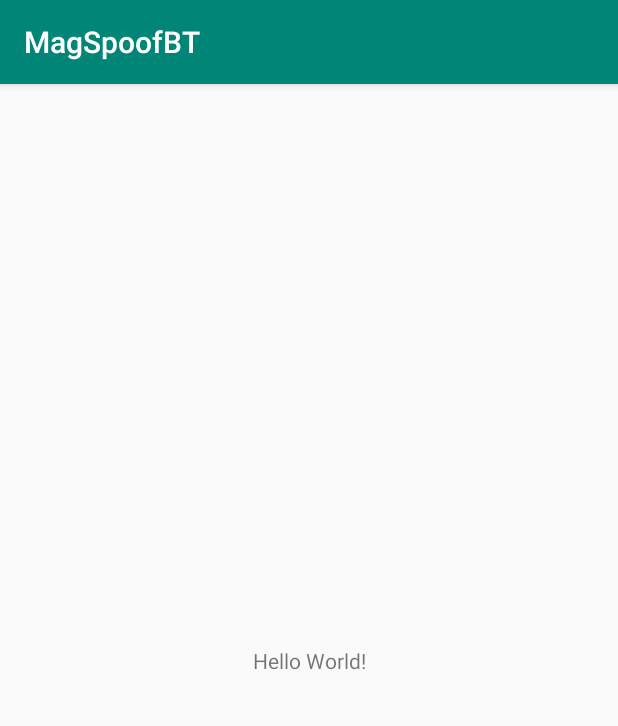
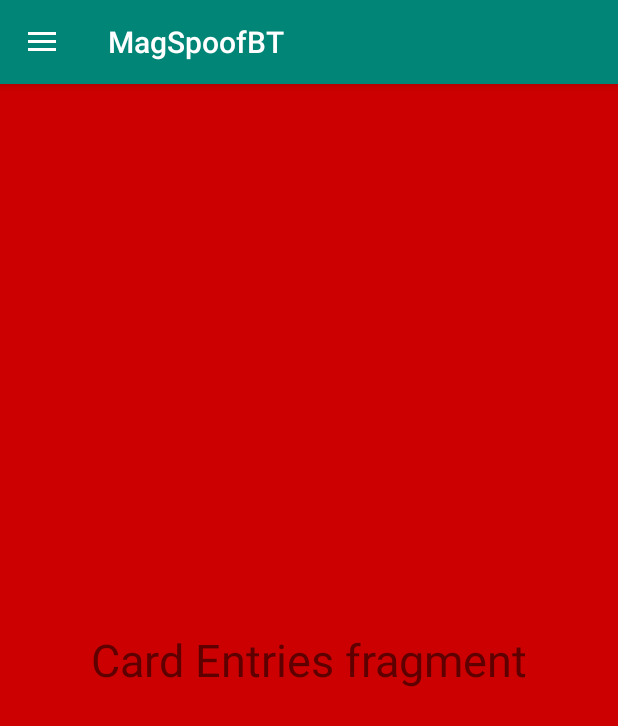
Before and after one commit to jtcressy/magspoof-bt-edition, an Android app: the screen it shows after launch (MainActivity), on a phone screen of 412 x 824 dp. Shown: the top 726 px of the screen. Run offline under Robolectric (Android 15) with nearby library versions, the phone set to English and light mode, and no system bars.

Commit message:
Implement navigation drawer and fragments for each section

```diff
--- a/androidapp/app/build.gradle
+++ b/androidapp/app/build.gradle
@@ -21,6 +21,7 @@ android {
 dependencies {
     implementation fileTree(dir: 'libs', include: ['*.jar'])
     implementation 'com.android.support:appcompat-v7:28.0.0'
+    implementation 'com.android.support:design:28.0.0'
     implementation 'com.android.support.constraint:constraint-layout:1.1.3'
     testImplementation 'junit:junit:4.12'
     androidTestImplementation 'com.android.support.test:runner:1.0.2'
--- a/androidapp/app/src/main/AndroidManifest.xml
+++ b/androidapp/app/src/main/AndroidManifest.xml
@@ -9,7 +9,8 @@
         android:roundIcon="@mipmap/ic_launcher_round"
         android:supportsRtl="true"
         android:theme="@style/AppTheme">
-        <activity android:name=".MainActivity">
+        <activity android:name=".MainActivity"
+            android:theme="@style/AppTheme.NoActionBar">
             <intent-filter>
                 <action android:name="android.intent.action.MAIN" />
 
--- /dev/null
+++ b/androidapp/app/src/main/java/com/github/jtcressy/magspoofbt/CardEntriesFragment.java
@@ -0,0 +1,18 @@
+package com.github.jtcressy.magspoofbt;
+
+import android.os.Bundle;
+import android.support.annotation.NonNull;
+import android.support.annotation.Nullable;
+import android.support.v4.app.Fragment;
+import android.view.LayoutInflater;
+import android.view.View;
+import android.view.ViewGroup;
+
+public class CardEntriesFragment extends Fragment {
+
+    @Nullable
+    @Override
+    public View onCreateView(@NonNull LayoutInflater inflater, @Nullable ViewGroup container, @Nullable Bundle savedInstanceState) {
+        return inflater.inflate(R.layout.fragment_card_entries, container, false);
+    }
+}
--- a/androidapp/app/src/main/java/com/github/jtcressy/magspoofbt/MainActivity.java
+++ b/androidapp/app/src/main/java/com/github/jtcressy/magspoofbt/MainActivity.java
@@ -1,13 +1,72 @@
 package com.github.jtcressy.magspoofbt;
 
+import android.support.annotation.NonNull;
+import android.support.design.widget.NavigationView;
+import android.support.v4.view.GravityCompat;
+import android.support.v4.widget.DrawerLayout;
+import android.support.v7.app.ActionBarDrawerToggle;
 import android.support.v7.app.AppCompatActivity;
 import android.os.Bundle;
+import android.support.v7.widget.Toolbar;
+import android.view.MenuItem;
+import android.widget.Toast;
 
-public class MainActivity extends AppCompatActivity {
+public class MainActivity extends AppCompatActivity implements NavigationView.OnNavigationItemSelectedListener {
+    private DrawerLayout drawer;
 
     @Override
     protected void onCreate(Bundle savedInstanceState) {
         super.onCreate(savedInstanceState);
         setContentView(R.layout.activity_main);
+
+        Toolbar toolbar = findViewById(R.id.toolbar);
+        setSupportActionBar(toolbar);
+
+        drawer = findViewById(R.id.drawer_layout);
+        NavigationView navigationView = findViewById(R.id.nav_view);
+        navigationView.setNavigationItemSelectedListener(this);
+
+        ActionBarDrawerToggle toggle = new ActionBarDrawerToggle(this, drawer, toolbar,
+                R.string.navigation_drawer_open, R.string.navigation_drawer_close);
+        drawer.addDrawerListener(toggle);
+        toggle.syncState();
+
+        if (savedInstanceState == null) {
+            getSupportFragmentManager().beginTransaction().replace(R.id.fragment_container,
+                    new CardEntriesFragment()).commit();
+            navigationView.setCheckedItem(R.id.nav_card_entries);
+        }
+    }
+
+    @Override
+    public boolean onNavigationItemSelected(@NonNull MenuItem menuItem) {
+        switch (menuItem.getItemId()) {
+            case R.id.nav_card_entries:
+                getSupportFragmentManager().beginTransaction().replace(R.id.fragment_container,
+                        new CardEntriesFragment()).commit();
+                break;
+            case R.id.nav_device_connection:
+                getSupportFragmentManager().beginTransaction().replace(R.id.fragment_container,
+                        new DeviceConnectionFragment()).commit();
+                break;
+            case R.id.nav_tools:
+                getSupportFragmentManager().beginTransaction().replace(R.id.fragment_container,
+                        new ToolsFragment()).commit();
+                break;
+            case R.id.nav_led_test:
+                Toast.makeText(this, "Testing LED on device", Toast.LENGTH_SHORT).show();
+                break;
+        }
+        drawer.closeDrawer(GravityCompat.START);
+        return true;
+    }
+
+    @Override
+    public void onBackPressed() {
+        if (drawer.isDrawerOpen(GravityCompat.START)) {
+            drawer.closeDrawer(GravityCompat.START);
+        } else {
+            super.onBackPressed();
+        }
     }
 }
--- /dev/null
+++ b/androidapp/app/src/main/res/drawable/ic_card_entries.xml
@@ -0,0 +1,9 @@
+<vector xmlns:android="http://schemas.android.com/apk/res/android"
+        android:width="24dp"
+        android:height="24dp"
+        android:viewportWidth="24.0"
+        android:viewportHeight="24.0">
+    <path
+        android:fillColor="#FF000000"
+        android:pathData="M20,4L4,4c-1.11,0 -1.99,0.89 -1.99,2L2,18c0,1.11 0.89,2 2,2h16c1.11,0 2,-0.89 2,-2L22,6c0,-1.11 -0.89,-2 -2,-2zM20,18L4,18v-6h16v6zM20,8L4,8L4,6h16v2z"/>
+</vector>
--- /dev/null
+++ b/androidapp/app/src/main/res/drawable/ic_device_connection.xml
@@ -0,0 +1,9 @@
+<vector xmlns:android="http://schemas.android.com/apk/res/android"
+        android:width="24dp"
+        android:height="24dp"
+        android:viewportWidth="24.0"
+        android:viewportHeight="24.0">
+    <path
+        android:fillColor="#FF000000"
+        android:pathData="M22,9L22,7h-2L20,5c0,-1.1 -0.9,-2 -2,-2L4,3c-1.1,0 -2,0.9 -2,2v14c0,1.1 0.9,2 2,2h14c1.1,0 2,-0.9 2,-2v-2h2v-2h-2v-2h2v-2h-2L20,9h2zM18,19L4,19L4,5h14v14zM6,13h5v4L6,17zM12,7h4v3h-4zM6,7h5v5L6,12zM12,11h4v6h-4z"/>
+</vector>
--- /dev/null
+++ b/androidapp/app/src/main/res/drawable/ic_led_test.xml
@@ -0,0 +1,9 @@
+<vector xmlns:android="http://schemas.android.com/apk/res/android"
+        android:width="24dp"
+        android:height="24dp"
+        android:viewportWidth="24.0"
+        android:viewportHeight="24.0">
+    <path
+        android:fillColor="#FF000000"
+        android:pathData="M9,21c0,0.55 0.45,1 1,1h4c0.55,0 1,-0.45 1,-1v-1L9,20v1zM12,2C8.14,2 5,5.14 5,9c0,2.38 1.19,4.47 3,5.74L8,17c0,0.55 0.45,1 1,1h6c0.55,0 1,-0.45 1,-1v-2.26c1.81,-1.27 3,-3.36 3,-5.74 0,-3.86 -3.14,-7 -7,-7zM14.85,13.1l-0.85,0.6L14,16h-4v-2.3l-0.85,-0.6C7.8,12.16 7,10.63 7,9c0,-2.76 2.24,-5 5,-5s5,2.24 5,5c0,1.63 -0.8,3.16 -2.15,4.1z"/>
+</vector>
--- /dev/null
+++ b/androidapp/app/src/main/res/drawable/ic_tools.xml
@@ -0,0 +1,9 @@
+<vector xmlns:android="http://schemas.android.com/apk/res/android"
+        android:width="24dp"
+        android:height="24dp"
+        android:viewportWidth="24.0"
+        android:viewportHeight="24.0">
+    <path
+        android:fillColor="#FF000000"
+        android:pathData="M22.7,19l-9.1,-9.1c0.9,-2.3 0.4,-5 -1.5,-6.9 -2,-2 -5,-2.4 -7.4,-1.3L9,6 6,9 1.6,4.7C0.4,7.1 0.9,10.1 2.9,12.1c1.9,1.9 4.6,2.4 6.9,1.5l9.1,9.1c0.4,0.4 1,0.4 1.4,0l2.3,-2.3c0.5,-0.4 0.5,-1.1 0.1,-1.4z"/>
+</vector>
--- a/androidapp/app/src/main/res/layout/activity_main.xml
+++ b/androidapp/app/src/main/res/layout/activity_main.xml
@@ -1,18 +1,42 @@
 <?xml version="1.0" encoding="utf-8"?>
-<android.support.constraint.ConstraintLayout xmlns:android="http://schemas.android.com/apk/res/android"
+<android.support.v4.widget.DrawerLayout xmlns:android="http://schemas.android.com/apk/res/android"
     xmlns:app="http://schemas.android.com/apk/res-auto"
     xmlns:tools="http://schemas.android.com/tools"
+    android:id="@+id/drawer_layout"
     android:layout_width="match_parent"
     android:layout_height="match_parent"
-    tools:context=".MainActivity">
+    android:fitsSystemWindows="true"
+    tools:context=".MainActivity"
+    tools:openDrawer="start">
 
-    <TextView
+    <LinearLayout
+        android:layout_width="match_parent"
+        android:layout_height="match_parent"
+        android:orientation="vertical">
+
+        <android.support.v7.widget.Toolbar
+            android:id="@+id/toolbar"
+            android:layout_width="match_parent"
+            android:layout_height="?attr/actionBarSize"
+            android:background="@color/colorPrimary"
+            android:elevation="4dp"
+            android:theme="@style/ThemeOverlay.AppCompat.Dark.ActionBar"
+            app:popupTheme="@style/ThemeOverlay.AppCompat.Light" />
+
+        <FrameLayout
+            android:id="@+id/fragment_container"
+            android:layout_width="match_parent"
+            android:layout_height="match_parent" />
+
+    </LinearLayout>
+
+    <android.support.design.widget.NavigationView
+        android:id="@+id/nav_view"
         android:layout_width="wrap_content"
-        android:layout_height="wrap_content"
-        android:text="Hello World!"
-        app:layout_constraintBottom_toBottomOf="parent"
-        app:layout_constraintLeft_toLeftOf="parent"
-        app:layout_constraintRight_toRightOf="parent"
-        app:layout_constraintTop_toTopOf="parent" />
+        android:layout_height="match_parent"
+        android:layout_gravity="start"
+        app:headerLayout="@layout/nav_header"
+        app:menu="@menu/drawer_menu" />
 
-</android.support.constraint.ConstraintLayout>
+
+</android.support.v4.widget.DrawerLayout>
--- /dev/null
+++ b/androidapp/app/src/main/res/layout/fragment_card_entries.xml
@@ -0,0 +1,13 @@
+<?xml version="1.0" encoding="utf-8"?>
+<RelativeLayout xmlns:android="http://schemas.android.com/apk/res/android"
+    android:layout_width="match_parent" android:layout_height="match_parent"
+    android:background="@android:color/holo_red_dark">
+
+    <TextView
+        android:layout_width="wrap_content"
+        android:layout_height="wrap_content"
+        android:text="Card Entries fragment"
+        android:textSize="30sp"
+        android:layout_centerInParent="true"/>
+
+</RelativeLayout>
--- /dev/null
+++ b/androidapp/app/src/main/res/menu/drawer_menu.xml
@@ -0,0 +1,30 @@
+<?xml version="1.0" encoding="utf-8"?>
+<menu xmlns:android="http://schemas.android.com/apk/res/android"
+    xmlns:tools="http://schemas.android.com/tools"
+    tools:showIn="navigation_view">
+
+    <group android:checkableBehavior="single">
+        <item
+            android:id="@+id/nav_card_entries"
+            android:icon="@drawable/ic_card_entries"
+            android:title="Card Entries" />
+        <item
+            android:id="@+id/nav_device_connection"
+            android:icon="@drawable/ic_device_connection"
+            android:title="Device Connection" />
+        <item
+            android:id="@+id/nav_tools"
+            android:icon="@drawable/ic_tools"
+            android:title="Tools" />
+    </group>
+
+    <item android:title="Actions">
+        <menu>
+            <item
+                android:id="@+id/nav_led_test"
+                android:icon="@drawable/ic_led_test"
+                android:title="LED Test" />
+        </menu>
+    </item>
+
+</menu>
--- /dev/null
+++ b/androidapp/app/src/main/res/values-v21/styles.xml
@@ -0,0 +1,10 @@
+<?xml version="1.0" encoding="utf-8"?>
+<resources>
+
+    <style name="AppTheme.NoActionBar">
+        <item name="windowActionBar">false</item>
+        <item name="windowNoTitle">true</item>
+        <item name="android:statusBarColor">@android:color/transparent</item>
+    </style>
+
+</resources>
--- a/androidapp/app/src/main/res/values/strings.xml
+++ b/androidapp/app/src/main/res/values/strings.xml
@@ -1,3 +1,8 @@
 <resources>
     <string name="app_name">MagSpoofBT</string>
+    <string name="app_author">Joel Cressy, Andrew Whitehurst</string>
+    <string name="app_contact">joel@jtcressy.net, TBD</string>
+
+    <string name="navigation_drawer_open">Open navigation drawer</string>
+    <string name="navigation_drawer_close">Close navigation drawer</string>
 </resources>
--- a/androidapp/app/src/main/res/values/styles.xml
+++ b/androidapp/app/src/main/res/values/styles.xml
@@ -1,11 +1,15 @@
 <resources>
 
     <!-- Base application theme. -->
-    <style name="AppTheme" parent="Theme.AppCompat.Light.DarkActionBar">
+    <style name="AppTheme" parent="Theme.AppCompat.Light.NoActionBar">
         <!-- Customize your theme here. -->
         <item name="colorPrimary">@color/colorPrimary</item>
         <item name="colorPrimaryDark">@color/colorPrimaryDark</item>
         <item name="colorAccent">@color/colorAccent</item>
     </style>
 
+    <style name="AppTheme.NoActionBar">
+        <item name="windowActionBar">false</item>
+        <item name="windowNoTitle">true</item>
+    </style>
 </resources>
```
Also changed, not shown: androidapp/app/src/main/java/com/github/jtcressy/magspoofbt/DeviceConnectionFragment.java (added, +18 -0 lines), androidapp/app/src/main/java/com/github/jtcressy/magspoofbt/ToolsFragment.java (added, +18 -0 lines), androidapp/app/src/main/res/layout/fragment_device_connection.xml (added, +13 -0 lines), androidapp/app/src/main/res/layout/fragment_tools.xml (added, +13 -0 lines), androidapp/app/src/main/res/layout/nav_header.xml (added, +28 -0 lines), 1 other file.
